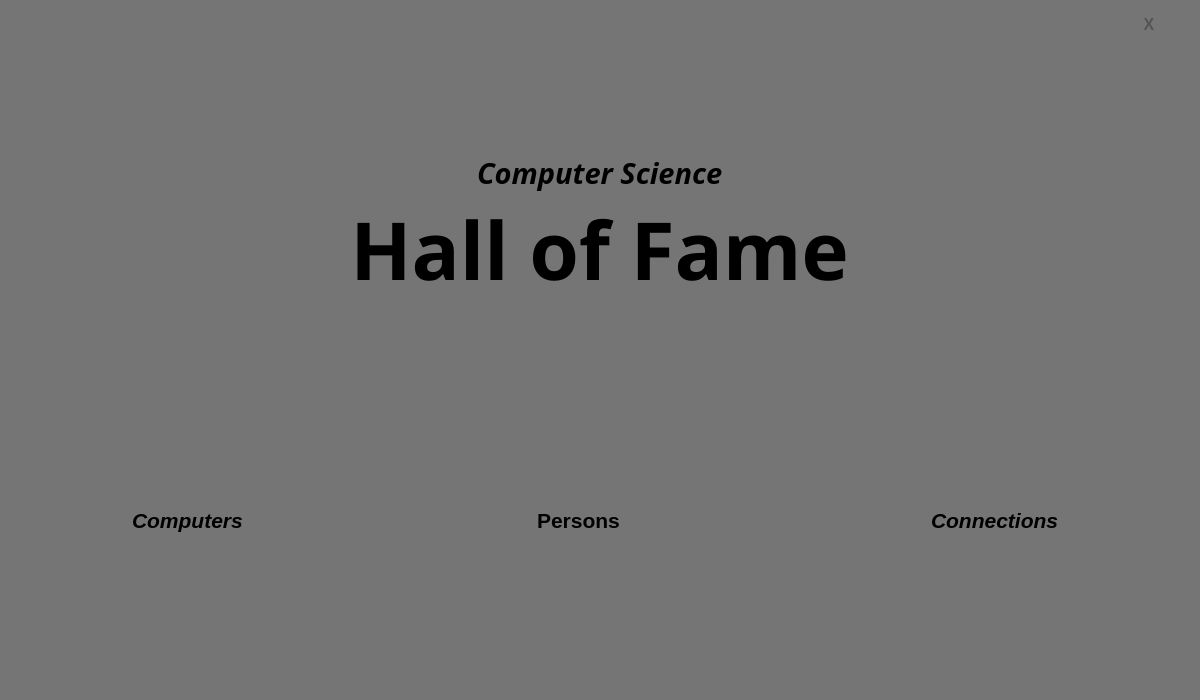
Old version of the form Verkefni_vika3/mainwindow.ui in the repository evas14/Hopur_48.
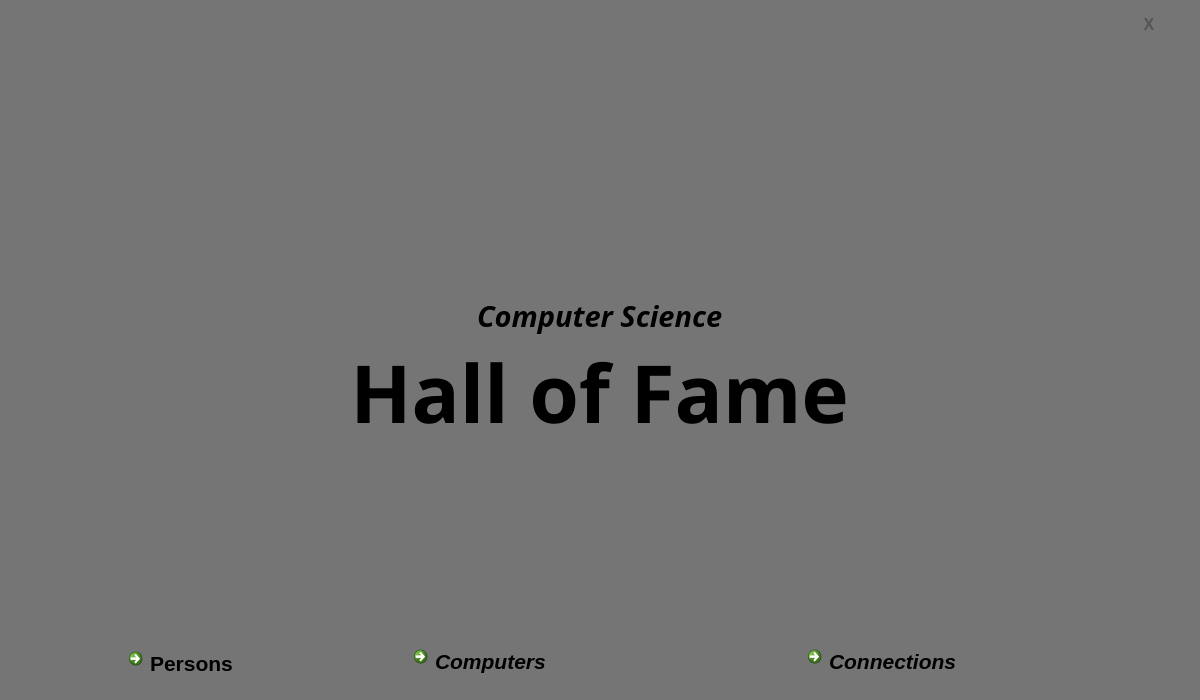
New version of the form. Icons and pictures are not drawn.

Patch:
```diff
--- a/Verkefni_vika3/mainwindow.ui
+++ b/Verkefni_vika3/mainwindow.ui
@@ -556,155 +556,6 @@
    <layout class="QGridLayout" name="gridLayout">
     <item row="3" column="2">
      <layout class="QHBoxLayout" name="horizontalLayout">
-      <item alignment="Qt::AlignHCenter|Qt::AlignVCenter">
-       <widget class="QCommandLinkButton" name="commandLinkButtonComputer">
-        <property name="maximumSize">
-         <size>
-          <width>400</width>
-          <height>50</height>
-         </size>
-        </property>
-        <property name="palette">
-         <palette>
-          <active>
-           <colorrole role="Button">
-            <brush brushstyle="SolidPattern">
-             <color alpha="255">
-              <red>0</red>
-              <green>0</green>
-              <blue>0</blue>
-             </color>
-            </brush>
-           </colorrole>
-           <colorrole role="Text">
-            <brush brushstyle="SolidPattern">
-             <color alpha="255">
-              <red>0</red>
-              <green>0</green>
-              <blue>0</blue>
-             </color>
-            </brush>
-           </colorrole>
-           <colorrole role="BrightText">
-            <brush brushstyle="SolidPattern">
-             <color alpha="255">
-              <red>0</red>
-              <green>0</green>
-              <blue>0</blue>
-             </color>
-            </brush>
-           </colorrole>
-           <colorrole role="ButtonText">
-            <brush brushstyle="SolidPattern">
-             <color alpha="255">
-              <red>0</red>
-              <green>0</green>
-              <blue>0</blue>
-             </color>
-            </brush>
-           </colorrole>
-          </active>
-          <inactive>
-           <colorrole role="Button">
-            <brush brushstyle="SolidPattern">
-             <color alpha="255">
-              <red>0</red>
-              <green>0</green>
-              <blue>0</blue>
-             </color>
-            </brush>
-           </colorrole>
-           <colorrole role="Text">
-            <brush brushstyle="SolidPattern">
-             <color alpha="255">
-              <red>0</red>
-              <green>0</green>
-              <blue>0</blue>
-             </color>
-            </brush>
-           </colorrole>
-           <colorrole role="BrightText">
-            <brush brushstyle="SolidPattern">
-             <color alpha="255">
-              <red>0</red>
-              <green>0</green>
-              <blue>0</blue>
-             </color>
-            </brush>
-           </colorrole>
-           <colorrole role="ButtonText">
-            <brush brushstyle="SolidPattern">
-             <color alpha="255">
-              <red>0</red>
-              <green>0</green>
-              <blue>0</blue>
-             </color>
-            </brush>
-           </colorrole>
-          </inactive>
-          <disabled>
-           <colorrole role="Button">
-            <brush brushstyle="SolidPattern">
-             <color alpha="255">
-              <red>0</red>
-              <green>0</green>
-              <blue>0</blue>
-             </color>
-            </brush>
-           </colorrole>
-           <colorrole role="Text">
-            <brush brushstyle="SolidPattern">
-             <color alpha="255">
-              <red>58</red>
-              <green>58</green>
-              <blue>58</blue>
-             </color>
-            </brush>
-           </colorrole>
-           <colorrole role="BrightText">
-            <brush brushstyle="SolidPattern">
-             <color alpha="255">
-              <red>0</red>
-              <green>0</green>
-              <blue>0</blue>
-             </color>
-            </brush>
-           </colorrole>
-           <colorrole role="ButtonText">
-            <brush brushstyle="SolidPattern">
-             <color alpha="255">
-              <red>58</red>
-              <green>58</green>
-              <blue>58</blue>
-             </color>
-            </brush>
-           </colorrole>
-          </disabled>
-         </palette>
-        </property>
-        <property name="font">
-         <font>
-          <family>Segoe UI</family>
-          <pointsize>16</pointsize>
-          <weight>75</weight>
-          <bold>true</bold>
-         </font>
-        </property>
-        <property name="text">
-         <string>Computers</string>
-        </property>
-        <property name="icon">
-         <iconset>
-          <normaloff>12388262_10153470430339055_437778961_n.jpg</normaloff>12388262_10153470430339055_437778961_n.jpg</iconset>
-        </property>
-        <property name="iconSize">
-         <size>
-          <width>50</width>
-          <height>0</height>
-         </size>
-        </property>
-       </widget>
-      </item>
       <item alignment="Qt::AlignHCenter|Qt::AlignVCenter">
        <widget class="QCommandLinkButton" name="commandLinkButtonPerson">
         <property name="sizePolicy">
@@ -851,13 +702,162 @@
         </property>
         <property name="iconSize">
          <size>
-          <width>0</width>
-          <height>0</height>
+          <width>50</width>
+          <height>50</height>
          </size>
         </property>
        </widget>
       </item>
-      <item alignment="Qt::AlignHCenter|Qt::AlignVCenter">
+      <item>
+       <widget class="QCommandLinkButton" name="commandLinkButtonComputer">
+        <property name="maximumSize">
+         <size>
+          <width>400</width>
+          <height>50</height>
+         </size>
+        </property>
+        <property name="palette">
+         <palette>
+          <active>
+           <colorrole role="Button">
+            <brush brushstyle="SolidPattern">
+             <color alpha="255">
+              <red>0</red>
+              <green>0</green>
+              <blue>0</blue>
+             </color>
+            </brush>
+           </colorrole>
+           <colorrole role="Text">
+            <brush brushstyle="SolidPattern">
+             <color alpha="255">
+              <red>0</red>
+              <green>0</green>
+              <blue>0</blue>
+             </color>
+            </brush>
+           </colorrole>
+           <colorrole role="BrightText">
+            <brush brushstyle="SolidPattern">
+             <color alpha="255">
+              <red>0</red>
+              <green>0</green>
+              <blue>0</blue>
+             </color>
+            </brush>
+           </colorrole>
+           <colorrole role="ButtonText">
+            <brush brushstyle="SolidPattern">
+             <color alpha="255">
+              <red>0</red>
+              <green>0</green>
+              <blue>0</blue>
+             </color>
+            </brush>
+           </colorrole>
+          </active>
+          <inactive>
+           <colorrole role="Button">
+            <brush brushstyle="SolidPattern">
+             <color alpha="255">
+              <red>0</red>
+              <green>0</green>
+              <blue>0</blue>
+             </color>
+            </brush>
+           </colorrole>
+           <colorrole role="Text">
+            <brush brushstyle="SolidPattern">
+             <color alpha="255">
+              <red>0</red>
+              <green>0</green>
+              <blue>0</blue>
+             </color>
+            </brush>
+           </colorrole>
+           <colorrole role="BrightText">
+            <brush brushstyle="SolidPattern">
+             <color alpha="255">
+              <red>0</red>
+              <green>0</green>
+              <blue>0</blue>
+             </color>
+            </brush>
+           </colorrole>
+           <colorrole role="ButtonText">
+            <brush brushstyle="SolidPattern">
+             <color alpha="255">
+              <red>0</red>
+              <green>0</green>
+              <blue>0</blue>
+             </color>
+            </brush>
+           </colorrole>
+          </inactive>
+          <disabled>
+           <colorrole role="Button">
+            <brush brushstyle="SolidPattern">
+             <color alpha="255">
+              <red>0</red>
+              <green>0</green>
+              <blue>0</blue>
+             </color>
+            </brush>
+           </colorrole>
+           <colorrole role="Text">
+            <brush brushstyle="SolidPattern">
+             <color alpha="255">
+              <red>58</red>
+              <green>58</green>
+              <blue>58</blue>
+             </color>
+            </brush>
+           </colorrole>
+           <colorrole role="BrightText">
+            <brush brushstyle="SolidPattern">
+             <color alpha="255">
+              <red>0</red>
+              <green>0</green>
+              <blue>0</blue>
+             </color>
+            </brush>
+           </colorrole>
+           <colorrole role="ButtonText">
+            <brush brushstyle="SolidPattern">
+             <color alpha="255">
+              <red>58</red>
+              <green>58</green>
+              <blue>58</blue>
+             </color>
+            </brush>
+           </colorrole>
+          </disabled>
+         </palette>
+        </property>
+        <property name="font">
+         <font>
+          <family>Segoe UI</family>
+          <pointsize>16</pointsize>
+          <weight>75</weight>
+          <bold>true</bold>
+         </font>
+        </property>
+        <property name="text">
+         <string>Computers</string>
+        </property>
+        <property name="icon">
+         <iconset>
+          <normaloff>../build-Verkefni_vika3-Desktop_Qt_5_4_2_MinGW_32bit2-Debug/comp_image/computer.png</normaloff>../build-Verkefni_vika3-Desktop_Qt_5_4_2_MinGW_32bit2-Debug/comp_image/computer.png</iconset>
+        </property>
+        <property name="iconSize">
+         <size>
+          <width>50</width>
+          <height>50</height>
+         </size>
+        </property>
+       </widget>
+      </item>
+      <item>
        <widget class="QCommandLinkButton" name="commandLinkButtonConnections">
         <property name="sizePolicy">
          <sizepolicy hsizetype="Ignored" vsizetype="Preferred">
@@ -1029,8 +1029,8 @@
         </property>
         <property name="iconSize">
          <size>
-          <width>0</width>
-          <height>0</height>
+          <width>40</width>
+          <height>40</height>
          </size>
         </property>
        </widget>
```
Left out of the diff: 11 changed lines with no effect on the pictures.
